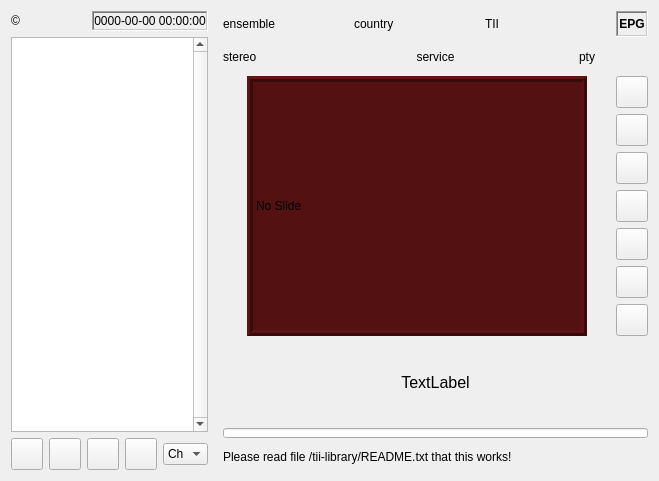
Qt form forms/dabradio.ui (tomneda/DABstar) before a commit.
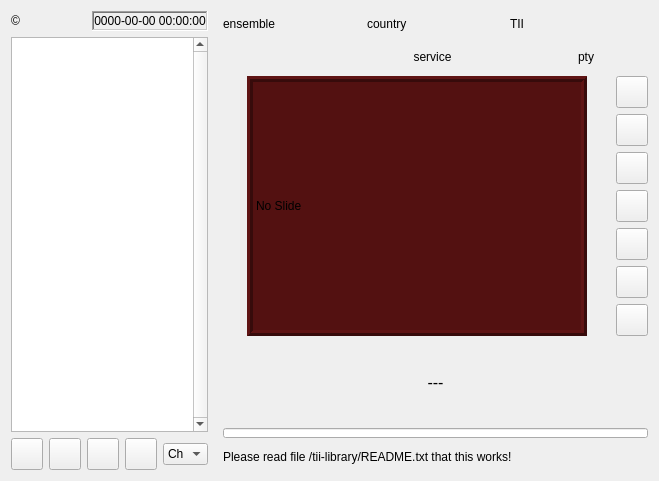
The same form after that commit. Icons and pictures are not drawn. Custom widgets are drawn as their Qt base class.

What changed in the file:
```diff
--- a/forms/dabradio.ui
+++ b/forms/dabradio.ui
@@ -292,44 +292,22 @@
          </property>
         </widget>
        </item>
-       <item>
-        <widget class="QLabel" name="EPGLabel">
-         <property name="maximumSize">
-          <size>
-           <width>32</width>
-           <height>16777215</height>
-          </size>
-         </property>
-         <property name="font">
-          <font>
-           <weight>75</weight>
-           <bold>true</bold>
-          </font>
-         </property>
-         <property name="frameShape">
-          <enum>QFrame::WinPanel</enum>
-         </property>
-         <property name="frameShadow">
-          <enum>QFrame::Sunken</enum>
-         </property>
-         <property name="text">
-          <string>EPG</string>
-         </property>
-         <property name="alignment">
-          <set>Qt::AlignCenter</set>
-         </property>
-        </widget>
-       </item>
       </layout>
      </item>
      <item>
       <layout class="QHBoxLayout" name="horizontalLayout_3" stretch="1,4,1">
        <item>
-        <widget class="QLabel" name="stereoLabel">
-         <property name="text">
-          <string>stereo</string>
+        <spacer name="horizontalSpacer_4">
+         <property name="orientation">
+          <enum>Qt::Horizontal</enum>
          </property>
-        </widget>
+         <property name="sizeHint" stdset="0">
+          <size>
+           <width>40</width>
+           <height>20</height>
+          </size>
+         </property>
+        </spacer>
        </item>
        <item>
         <widget class="QLabel" name="serviceLabel">
@@ -666,7 +644,7 @@
         <string notr="true"/>
        </property>
        <property name="text">
-        <string>TextLabel</string>
+        <string>---</string>
        </property>
        <property name="textFormat">
         <enum>Qt::PlainText</enum>
```
Left out of the diff: 3 changed lines with no effect on the pictures.
